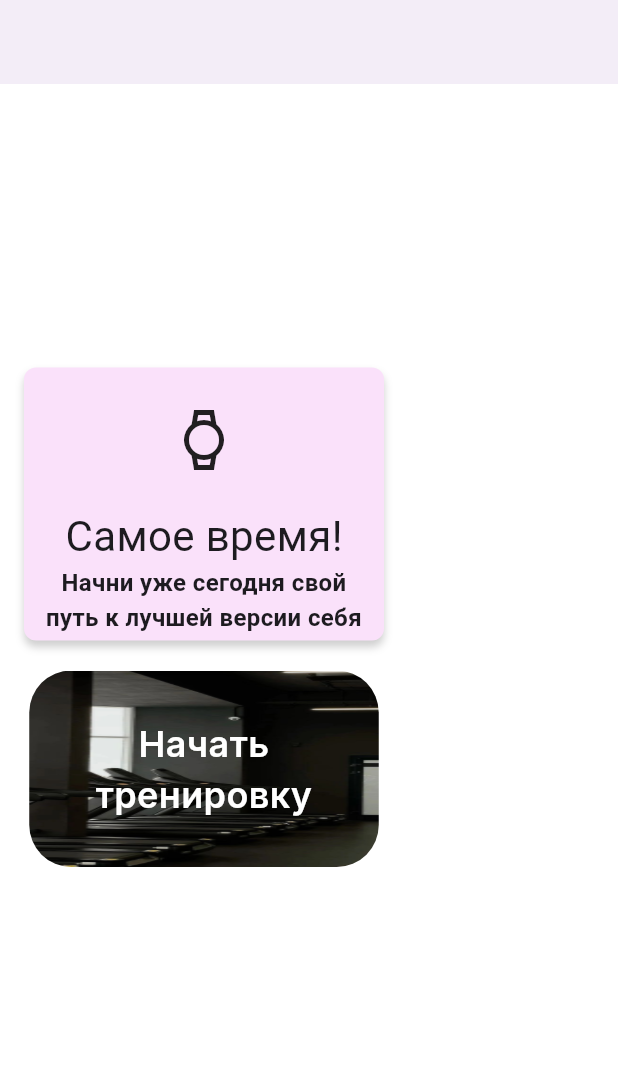
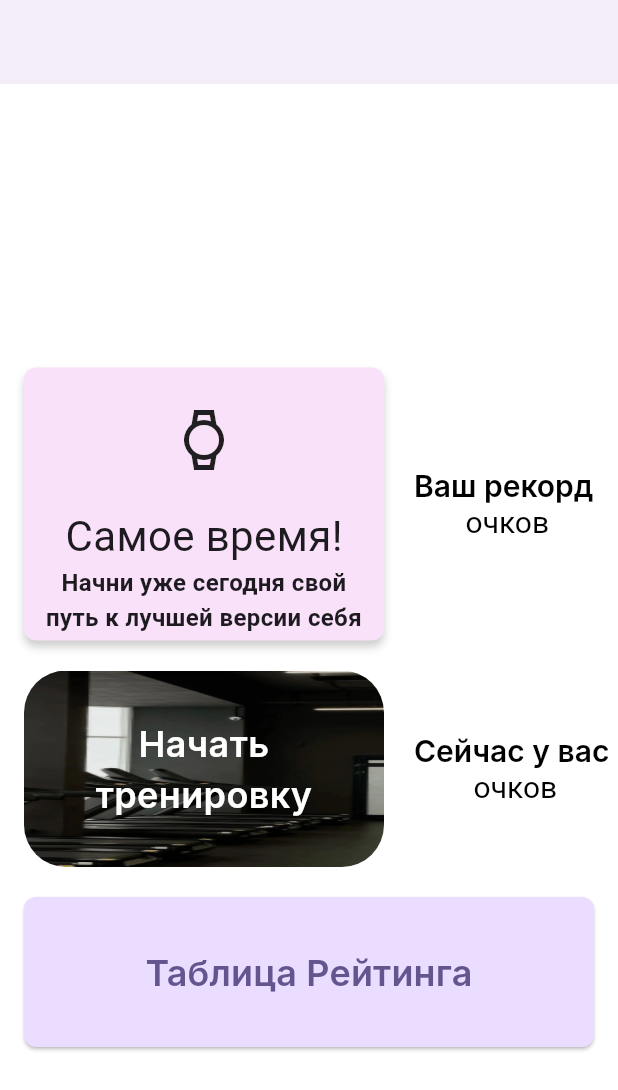
Before and after one commit to kosmanchik/HealthGo, a Flutter app: the MainScreen screen opened directly, on a phone screen of 412 x 824 dp. Shown: the top 1090 px of the screen. Run offline on Flutter 3.47's test engine with Material 3 defaults, Android fonts, the phone set to English and light mode, and no system bars; our stand-ins replace cloud_firestore, firebase_auth, firebase_core, shared_preferences; missing offline and left inert: pair; accounts and stored records are empty; Roboto replaces fonts that are missing (Inter).

Commit message:
Score and table-score feature

```diff
--- a/lib/firebase/firestore_service.dart
+++ b/lib/firebase/firestore_service.dart
@@ -1,8 +1,11 @@
 import 'package:cloud_firestore/cloud_firestore.dart';
+import 'package:health_go/screens/table_screen.dart';
+import 'package:health_go/user/user.dart';
 
 class FirestoreService {
   static final FirebaseFirestore _firestore = FirebaseFirestore.instance;
   static String _userId = "";
+  static int _scoreUpdate = 10;
 
   Future SetUserId(String userId) async  => _userId = userId;
 
@@ -17,7 +20,26 @@ class FirestoreService {
         'age': age,
         'day-streak': 0,
         'last-streak-update': DateTime.now().toString(),
+        'score': 0,
+        'max-score': 0
       });
+  }
+
+  static Future UpdateScore() async {
+    var userData = await GetUserData();
+    await _firestore.collection('users')
+      .doc(_userId)
+      .update({
+        'score': userData['score'] + _scoreUpdate
+      });
+
+    if (userData['score'] + _scoreUpdate > userData['max-score']) {
+      await _firestore.collection('users')
+        .doc(_userId)
+        .update( {
+          'max-score': userData['score'] + _scoreUpdate,
+        });
+    }
   }
 
   static Future UpdateDayStreak() async {
@@ -33,15 +55,39 @@ class FirestoreService {
     await _firestore.collection('users')
       .doc(_userId)
       .update({
-        'day-streak': 0
+        'day-streak': 0,
+        'score': 0,
       });
   }
 
   static Future<Map<String, dynamic>> GetUserData() async {
-  final doc = await FirebaseFirestore.instance
-      .collection('users')
-      .doc(_userId)
-      .get();
-  return doc.data() ?? {};
+    final doc = await _firestore
+        .collection('users')
+        .doc(_userId)
+        .get();
+    return doc.data() ?? {};
+  }
+
+  static Stream<List<User>> GetUsersScore()  {
+    return _firestore
+        .collection('users')
+        .snapshots().map((snapshot) {
+          return snapshot.docs.map((doc) => User.fromFirestore(doc)).toList();
+        });
+  }
+
+  static Future<String> GetUserScore() async {
+    final data = await GetUserData();
+    return data['score'].toString();
+  }
+
+  static Future<String> GetUserMaxScore() async {
+    final data = await GetUserData();
+    return data['max-score'].toString();
+  }
+
+  static void ResetUserScore() async {
+    final data = await GetUserData();
+    data['score'] = 0;
+  }
 }
-}
--- a/lib/screens/Train/exercise_screen.dart
+++ b/lib/screens/Train/exercise_screen.dart
@@ -120,8 +120,8 @@ class _ExerciseScreenState extends State<ExerciseScreen> {
                   GetDialog(context, "Завершение тренировки", "Вы точно хотите завершить тренировку?", () {
                     _timer.cancel();
 
-                    var ifFirebaseRegistred = UserPreferences.GetFirebaseRegistrated() ?? false;
-                    if (!ifFirebaseRegistred) {
+                    var isFirebaseRegistred = UserPreferences.GetFirebaseRegistrated() ?? false;
+                    if (!isFirebaseRegistred) {
                       Navigator.pushAndRemoveUntil(
                         context,
                         MaterialPageRoute(builder: (context) => TrainChooseScreen()),
@@ -129,7 +129,6 @@ class _ExerciseScreenState extends State<ExerciseScreen> {
                       );
                       return;
                     }
-
                     Navigator.pushAndRemoveUntil(
                       context,
                       MaterialPageRoute(builder: (context) => MainScreen()),
--- a/lib/screens/Train/start_train_screen.dart
+++ b/lib/screens/Train/start_train_screen.dart
@@ -120,6 +120,8 @@ class StartTrainScreen extends StatelessWidget{
       FirestoreService.UpdateDayStreak();
     }
 
+    FirestoreService.UpdateScore();
+
     showDialog(
       context: context,
       builder: (context) => AlertDialog(
--- a/lib/screens/Train/train.dart
+++ b/lib/screens/Train/train.dart
@@ -5,11 +5,10 @@ import 'package:pair/pair.dart';
 
 class Trains { //Класс тренировок, добавляем сюда все заготовленные тренировки в виде массива упражнений в нужном порядке
 
-  static final Pair<List<Widget>, bool> classicTrain = Pair<List<Widget>, bool>([
+  static final List<Widget> classicTrain =  [
     ExerciseScreen(ImageSection("assets/images/bridge_exercise.png"), 90),
     ExerciseScreen(ImageSection("assets/images/squats_exercise.png"), 120),
     ExerciseScreen(ImageSection("assets/images/dumbell_squats_exercise.png"), 60),
     ExerciseScreen(ImageSection("assets/images/back_exercise.png"), 90),
-    ExerciseScreen(ImageSection("assets/images/lunges_exercise.png"), 90)
-  ], false);
+    ExerciseScreen(ImageSection("assets/images/lunges_exercise.png"), 90)];
 }
--- a/lib/screens/main_screen.dart
+++ b/lib/screens/main_screen.dart
@@ -1,6 +1,9 @@
 import 'package:flutter/material.dart';
 import 'package:health_go/firebase/firestore_service.dart';
+import 'package:health_go/screens/table_screen.dart';
 import 'package:health_go/screens/train_choice.dart';
+import 'package:health_go/supportive_widgets/button.dart';
+import 'package:health_go/supportive_widgets/button_icon.dart';
 import 'package:health_go/user/preferences.dart';
 
 class MainScreen extends StatefulWidget {
@@ -10,11 +13,15 @@ class MainScreen extends StatefulWidget {
 
 class MainScreenState extends State<MainScreen> {
   int _dayStreak = 0;
+  String _maxScore = "";
+  String _currentScore = "";
 
   @override
   void initState() {
     super.initState();
     UpdateDayStreak();
+    GetMaxScore();
+    GetCurrentScore();
   }
 
   void UpdateDayStreak() async {
@@ -42,6 +49,10 @@ class MainScreenState extends State<MainScreen> {
     return Scaffold(
       appBar: AppBar(backgroundColor: Color(0xFFF3EDF7), automaticallyImplyLeading: false),
       body: Column(
+        crossAxisAlignment: CrossAxisAlignment.start,
+        children: [
+          Row(
+            spacing: 20,
             children: [
               Container(
                 decoration: BoxDecoration(
@@ -63,12 +74,40 @@ class MainScreenState extends State<MainScreen> {
                 ),
               ),
 
+              Container(
+                margin: EdgeInsets.only(top: 189),
+                child: RichText(
+                  text: TextSpan(
+                    text: "Ваш рекорд\n",
+                    style: TextStyle(
+                      fontFamily: "Inter",
+                      fontWeight: FontWeight.w600,
+                      color: Colors.black,
+                      fontSize: 20,
+                    ),
+                    children: <TextSpan>[
+                      TextSpan(
+                        text: "$_maxScore очков",
+                        style: const TextStyle(fontWeight: FontWeight.w400),
+                      )
+                    ]
+                  ),
+                  textAlign: TextAlign.center,
+                ),
+              ),
+
+            ],
+          ),
+
           SizedBox(height: 20),
 
+          Row(
+            spacing: 20,
+            children: [
               InkWell(
                 child: Container(
                   height: 131,
-              width: 233,
+                  width: 240,
                   margin: EdgeInsets.only(left: 16),
                   decoration: BoxDecoration(
                     image: DecorationImage(image: AssetImage("assets/images/gym.jpg"), fit: BoxFit.fill),
@@ -89,7 +128,61 @@ class MainScreenState extends State<MainScreen> {
                   context,
                   MaterialPageRoute(builder: (context) => TrainChooseScreen())
                 ),
+              ),
+
+              RichText(
+                text: TextSpan(
+                  text: "Сейчас у вас\n",
+                  style: TextStyle(
+                    fontFamily: "Inter",
+                    fontWeight: FontWeight.w600,
+                    color: Colors.black,
+                    fontSize: 20,
+                  ),
+                  children: <TextSpan>[
+                    TextSpan(
+                      text: "$_currentScore очков",
+                      style: const TextStyle(fontWeight: FontWeight.w400),
                     )
+                  ]
+                ),
+                textAlign: TextAlign.center,
+              ),
+            ],
+          ),
+
+
+          SizedBox(height: 20),
+
+          Container(
+            height: 100,
+            width: 380,
+            margin: EdgeInsets.only(left: 16),
+            child: ElevatedButton(
+              style: ElevatedButton.styleFrom(
+                backgroundColor: Color(0xFFEADDFF),
+                foregroundColor: Color(0xFF65558F),
+                shape: RoundedRectangleBorder(
+                  borderRadius: BorderRadius.circular(8),
+                )
+              ),
+              onPressed: () => Navigator.push(
+                context,
+                MaterialPageRoute(builder: (context) => RatingTable())
+              ),
+              child: Center(child: Text(
+                  "Таблица Рейтинга",
+                  style: TextStyle(
+                    fontFamily: "Inter",
+                    fontWeight: FontWeight.w600,
+                    fontSize: 24,
+                  ),
+                  textAlign: TextAlign.center,
+                )
+              ),
+            )
+          ),
+          SizedBox(height: 20),
         ],
       ),
     );
@@ -157,4 +250,8 @@ class MainScreenState extends State<MainScreen> {
       ],
     );
   }
+
+  void GetMaxScore() async => _maxScore = await FirestoreService.GetUserMaxScore();
+
+  void GetCurrentScore() async => _currentScore = await FirestoreService.GetUserScore();
 }
--- a/lib/screens/start_screen.dart
+++ b/lib/screens/start_screen.dart
@@ -18,7 +18,7 @@ class StartScreen extends StatelessWidget //виджет стартового э
           ImageSection("assets/images/start_screen_man.png"),
           ButtonIcon.withStandardColor(Icon(Icons.emoji_emotions_outlined), Size(116.0, 56.0), "СТАРТ", () {
             //функция перехода на страницу регистрации
-            Navigator.push(
+            Navigator.pushReplacement(
               context,
               MaterialPageRoute(builder: (context) => WelcomeScreen())
             );
--- a/lib/screens/train_choice.dart
+++ b/lib/screens/train_choice.dart
@@ -23,7 +23,7 @@ class TrainChooseScreen extends StatelessWidget {
             Button(Size(353.0, 40.0), "Готовый план тренировок", () {
               Navigator.push(
                 context,
-                MaterialPageRoute(builder: (context) => StartTrainScreen(Trains.classicTrain.key))
+                MaterialPageRoute(builder: (context) => StartTrainScreen(Trains.classicTrain))
               );
             }, Color(0xFFECE6F0)),
             Button(Size(353.0, 40.0), "Создание индивидуального плана", () {}, Color(0xFFECE6F0)),
--- a/lib/screens/welcome_screen.dart
+++ b/lib/screens/welcome_screen.dart
@@ -9,7 +9,7 @@ import '../user/preferences.dart';
 
 // ignore: must_be_immutable
 class WelcomeScreen extends StatelessWidget{
-  final bool _isRegitrated = UserPreferences.GetIfRegistrated() ?? false; //либо мы знаем что пользователь зарегистрирован и сохраняли это => true, либо нет => false
+  final bool _isGoalSet = UserPreferences.GetIsGoalSet() ?? false; //либо мы знаем что пользователь зарегистрирован и сохраняли это => true, либо нет => false
 
   WelcomeScreen({super.key});
 
@@ -32,9 +32,10 @@ class WelcomeScreen extends StatelessWidget{
             Navigator.pushAndRemoveUntil(
               context,
               MaterialPageRoute(builder: (context) {
-                if (!_isRegitrated) {
+                if (!_isGoalSet) {
                   return GoalScreen();
                 }
+                UserPreferences.SetFirebaseRegistrated(false);
                 return TrainChooseScreen();
                 }
               ),
--- a/lib/user/preferences.dart
+++ b/lib/user/preferences.dart
@@ -9,7 +9,7 @@ class UserPreferences { //простые данные о пользовател
   static Future init() async => _preferences = await SharedPreferences.getInstance();
 
   static Future SetIfRegistrated(bool ifRegistrated) async => await _preferences?.setBool(_registratedKey, ifRegistrated);
-  static bool? GetIfRegistrated() =>  _preferences?.getBool(_registratedKey);
+  static bool? GetIsGoalSet() =>  _preferences?.getBool(_registratedKey);
 
   static Future SetFirebaseRegistrated(bool registred) async => await _preferences?.setBool(_registratedFirebaseKey, registred);
   static bool? GetFirebaseRegistrated() => _preferences?.getBool(_registratedFirebaseKey);
--- /dev/null
+++ b/lib/user/user.dart
@@ -0,0 +1,14 @@
+
+import 'package:cloud_firestore/cloud_firestore.dart';
+
+class User {
+  final String name;
+  final int score;
+
+  const User(this.name, this.score);
+
+  factory User.fromFirestore(DocumentSnapshot  doc) {
+    Map data = doc.data() as  Map<String, dynamic>;
+    return User(doc['name'], doc['score']);
+  }
+}
```
Also changed, not shown: lib/screens/table_screen.dart (added, +53 -0 lines), assets/images/button_table.png (added), pubspec.lock. Lines whose indentation alone changed are shown as unchanged.
